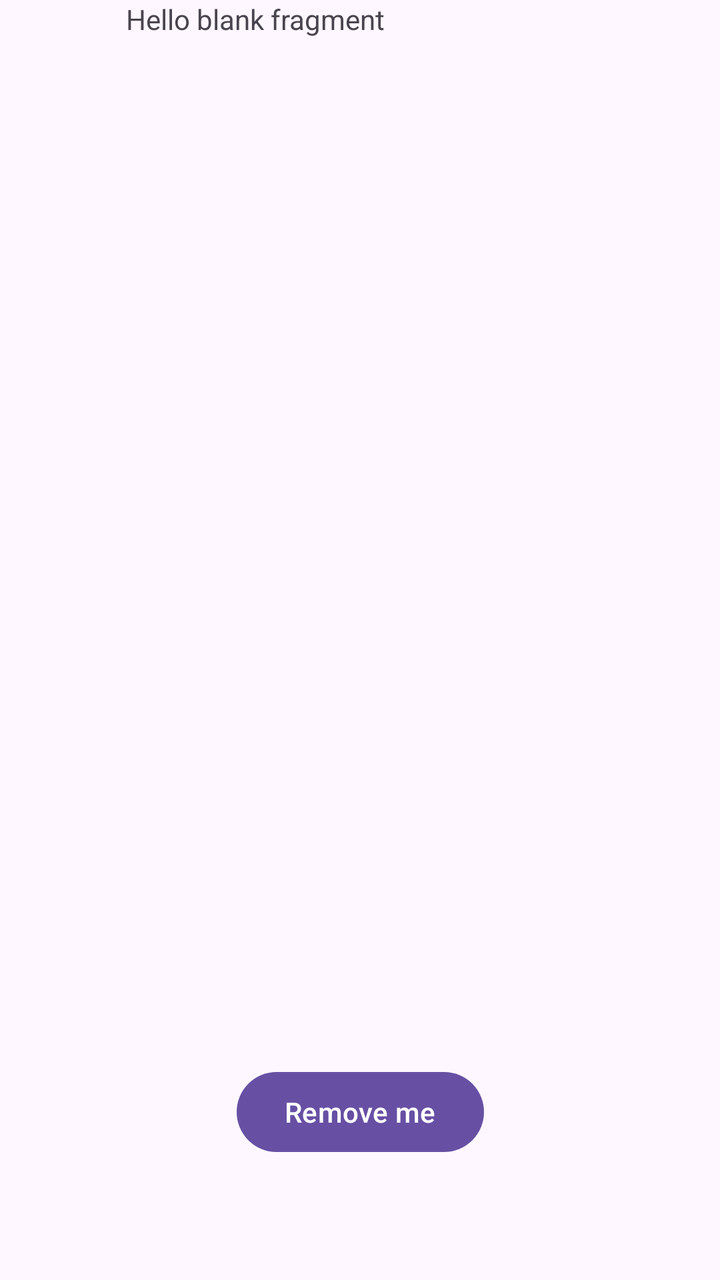
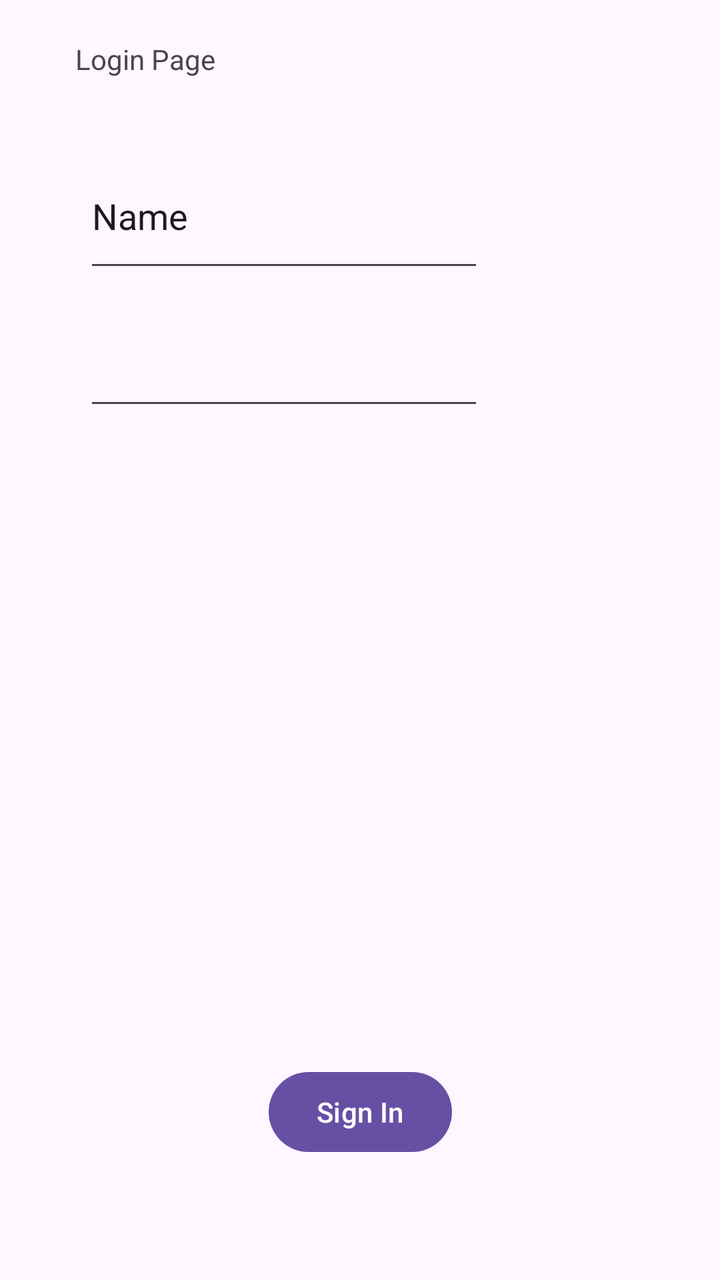

An Android layout rendered at two revisions. The XML below is the earlier revision; the diff shows what the commit changed to produce the second picture.
<!-- AndroidManifest.xml: application theme Theme.MyApplication -->
<!-- res/layout/fragment_layout.xml -->
<?xml version="1.0" encoding="utf-8"?>
<androidx.constraintlayout.widget.ConstraintLayout xmlns:android="http://schemas.android.com/apk/res/android"
    xmlns:app="http://schemas.android.com/apk/res-auto"
    xmlns:tools="http://schemas.android.com/tools"
    android:layout_width="match_parent"
    android:layout_height="match_parent"
    tools:context=".MyFragment">

    

    <TextView
        android:id="@+id/textView3"
        android:layout_width="285dp"
        android:layout_height="50dp"
        android:layout_marginEnd="12dp"
        android:text="@string/hello_blank_fragment"
        app:layout_constraintEnd_toEndOf="parent"
        tools:layout_editor_absoluteY="12dp" />

    <Button
        android:id="@+id/removeMeButton_Id"
        android:layout_width="wrap_content"
        android:layout_height="wrap_content"
        android:layout_marginStart="95dp"
        android:layout_marginEnd="95dp"
        android:layout_marginBottom="60dp"
        android:text="Remove me"
        app:layout_constraintBottom_toBottomOf="parent"
        app:layout_constraintEnd_toEndOf="parent"
        app:layout_constraintStart_toStartOf="parent" />

</androidx.constraintlayout.widget.ConstraintLayout>
<!-- resources referenced by this layout -->
<resources>
  <string name="hello_blank_fragment">Hello blank fragment</string>
  <style name="Theme.MyApplication" parent="Base.Theme.MyApplication" />
  <style name="Base.Theme.MyApplication" parent="Theme.Material3.DayNight.NoActionBar">
          
          
      </style>
</resources>

<!-- the commit's change to res/layout/fragment_layout.xml (unified diff, before → after) -->
@@ -2,8 +2,8 @@
 <androidx.constraintlayout.widget.ConstraintLayout xmlns:android="http://schemas.android.com/apk/res/android"
     xmlns:app="http://schemas.android.com/apk/res-auto"
     xmlns:tools="http://schemas.android.com/tools"
-    android:layout_width="match_parent"
-    android:layout_height="match_parent"
+    android:layout_width="300dp"
+    android:layout_height="600dp"
     tools:context=".MyFragment">
 
     
@@ -12,10 +12,13 @@
         android:id="@+id/textView3"
         android:layout_width="285dp"
         android:layout_height="50dp"
-        android:layout_marginEnd="12dp"
-        android:text="@string/hello_blank_fragment"
+        android:layout_marginStart="20dp"
+        android:layout_marginTop="20dp"
+        android:layout_marginEnd="20dp"
+        android:text="Login Page"
         app:layout_constraintEnd_toEndOf="parent"
-        tools:layout_editor_absoluteY="12dp" />
+        app:layout_constraintStart_toStartOf="parent"
+        app:layout_constraintTop_toTopOf="parent" />
 
     <Button
         android:id="@+id/removeMeButton_Id"
@@ -24,9 +27,31 @@
         android:layout_marginStart="95dp"
         android:layout_marginEnd="95dp"
         android:layout_marginBottom="60dp"
-        android:text="Remove me"
+        android:text="Sign In"
         app:layout_constraintBottom_toBottomOf="parent"
         app:layout_constraintEnd_toEndOf="parent"
         app:layout_constraintStart_toStartOf="parent" />
 
+    <EditText
+        android:id="@+id/usernameInputText"
+        android:layout_width="200dp"
+        android:layout_height="69dp"
+        android:layout_marginStart="42dp"
+        android:layout_marginTop="2dp"
+        android:ems="10"
+        android:inputType="text"
+        android:text="Name"
+        app:layout_constraintStart_toStartOf="parent"
+        app:layout_constraintTop_toBottomOf="@+id/textView3" />
+
+    <EditText
+        android:id="@+id/userPasswordText"
+        android:layout_width="200dp"
+        android:layout_height="69dp"
+        android:layout_marginStart="42dp"
+        android:ems="10"
+        android:inputType="textPassword"
+        app:layout_constraintStart_toStartOf="parent"
+        app:layout_constraintTop_toBottomOf="@+id/usernameInputText" />
+
 </androidx.constraintlayout.widget.ConstraintLayout>
<!-- resource entries referenced after the edit -->
@@ -1,6 +1,5 @@
 <!-- resources referenced by this layout -->
 <resources>
-  <string name="hello_blank_fragment">Hello blank fragment</string>
   <style name="Theme.MyApplication" parent="Base.Theme.MyApplication" />
   <style name="Base.Theme.MyApplication" parent="Theme.Material3.DayNight.NoActionBar">
           
